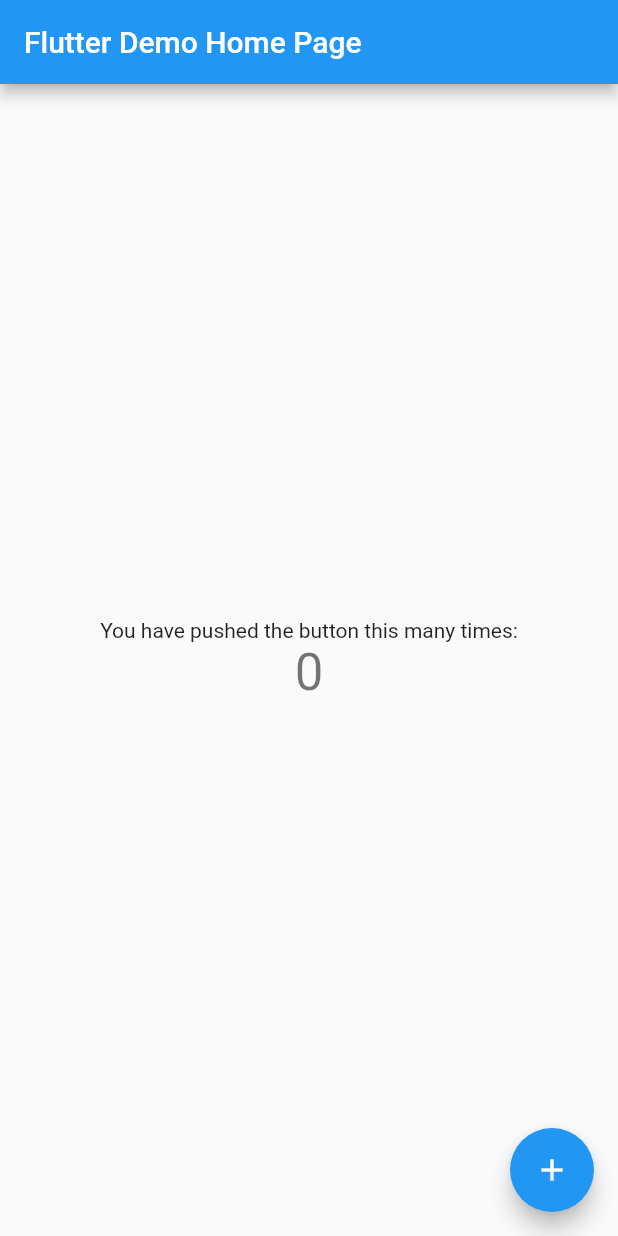
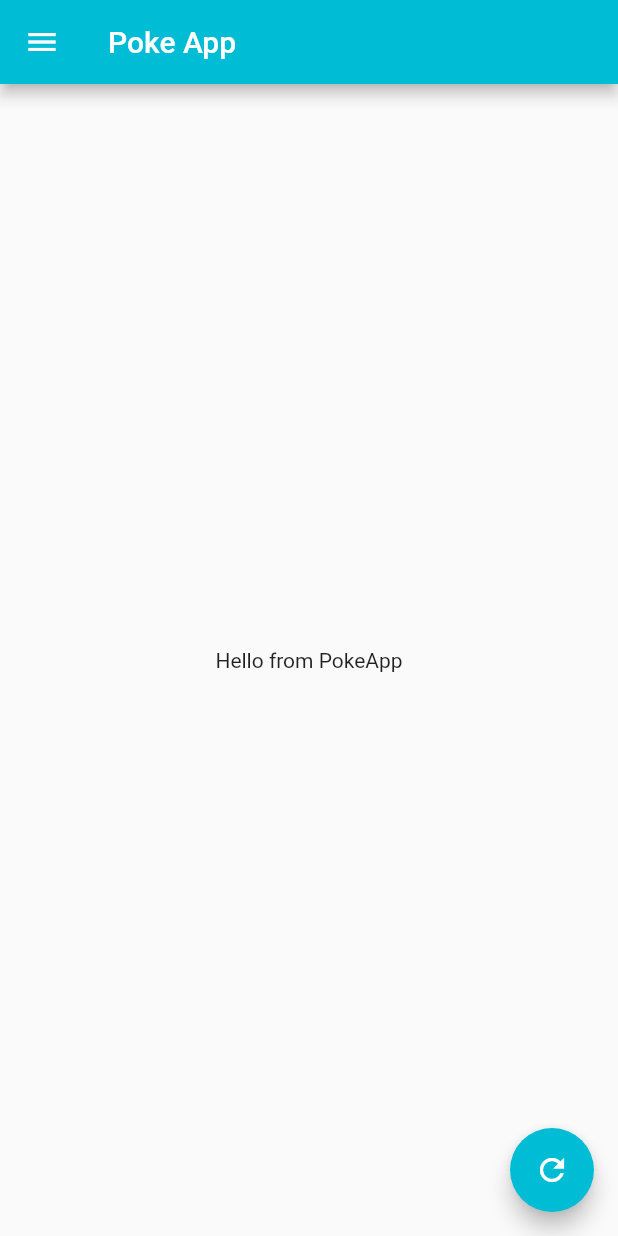
Before and after one commit to MichaelZLai/flutter-pokeapp, a Flutter app: the screen it shows after launch, on a phone screen of 412 x 824 dp. Run offline on Flutter 3.47's test engine with Material 2 defaults, Android fonts, the phone set to English and light mode, and no system bars.

Commit message:
building pokeapp

```diff
--- a/lib/main.dart
+++ b/lib/main.dart
@@ -1,111 +1,30 @@
 import 'package:flutter/material.dart';
 
-void main() => runApp(MyApp());
+void main() => runApp(
+  MaterialApp(
+    title: "Poke App",
+    home: HomePage(),
+    debugShowCheckedModeBanner: false,
+  ),
+);
 
-class MyApp extends StatelessWidget {
-  // This widget is the root of your application.
+class HomePage extends StatelessWidget {
   @override
   Widget build(BuildContext context) {
-    return MaterialApp(
-      title: 'Flutter Demo',
-      theme: ThemeData(
-        // This is the theme of your application.
-        //
-        // Try running your application with "flutter run". You'll see the
-        // application has a blue toolbar. Then, without quitting the app, try
-        // changing the primarySwatch below to Colors.green and then invoke
-        // "hot reload" (press "r" in the console where you ran "flutter run",
-        // or simply save your changes to "hot reload" in a Flutter IDE).
-        // Notice that the counter didn't reset back to zero; the application
-        // is not restarted.
-        primarySwatch: Colors.blue,
+    return Scaffold(
+      appBar: AppBar(
+        title: Text("Poke App"),
+        backgroundColor: Colors.cyan,
       ),
-      home: MyHomePage(title: 'Flutter Demo Home Page'),
+      body: Center(
+        child: Text("Hello from PokeApp"),
+      ),
+      drawer: Drawer(),
+      floatingActionButton: FloatingActionButton(
+        onPressed:() {},
+        backgroundColor: Colors.cyan,
+        child: Icon(Icons.refresh),
+      ),
     );
   }
 }
-
-class MyHomePage extends StatefulWidget {
-  MyHomePage({Key key, this.title}) : super(key: key);
-
-  // This widget is the home page of your application. It is stateful, meaning
-  // that it has a State object (defined below) that contains fields that affect
-  // how it looks.
-
-  // This class is the configuration for the state. It holds the values (in this
-  // case the title) provided by the parent (in this case the App widget) and
-  // used by the build method of the State. Fields in a Widget subclass are
-  // always marked "final".
-
-  final String title;
-
-  @override
-  _MyHomePageState createState() => _MyHomePageState();
-}
-
-class _MyHomePageState extends State<MyHomePage> {
-  int _counter = 0;
-
-  void _incrementCounter() {
-    setState(() {
-      // This call to setState tells the Flutter framework that something has
-      // changed in this State, which causes it to rerun the build method below
-      // so that the display can reflect the updated values. If we changed
-      // _counter without calling setState(), then the build method would not be
-      // called again, and so nothing would appear to happen.
-      _counter++;
-    });
-  }
-
-  @override
-  Widget build(BuildContext context) {
-    // This method is rerun every time setState is called, for instance as done
-    // by the _incrementCounter method above.
-    //
-    // The Flutter framework has been optimized to make rerunning build methods
-    // fast, so that you can just rebuild anything that needs updating rather
-    // than having to individually change instances of widgets.
-    return Scaffold(
-      appBar: AppBar(
-        // Here we take the value from the MyHomePage object that was created by
-        // the App.build method, and use it to set our appbar title.
-        title: Text(widget.title),
-      ),
-      body: Center(
-        // Center is a layout widget. It takes a single child and positions it
-        // in the middle of the parent.
-        child: Column(
-          // Column is also layout widget. It takes a list of children and
-          // arranges them vertically. By default, it sizes itself to fit its
-          // children horizontally, and tries to be as tall as its parent.
-          //
-          // Invoke "debug painting" (press "p" in the console, choose the
-          // "Toggle Debug Paint" action from the Flutter Inspector in Android
-          // Studio, or the "Toggle Debug Paint" command in Visual Studio Code)
-          // to see the wireframe for each widget.
-          //
-          // Column has various properties to control how it sizes itself and
-          // how it positions its children. Here we use mainAxisAlignment to
-          // center the children vertically; the main axis here is the vertical
-          // axis because Columns are vertical (the cross axis would be
-          // horizontal).
-          mainAxisAlignment: MainAxisAlignment.center,
-          children: <Widget>[
-            Text(
-              'You have pushed the button this many times:',
-            ),
-            Text(
-              '$_counter',
-              style: Theme.of(context).textTheme.display1,
-            ),
-          ],
-        ),
-      ),
-      floatingActionButton: FloatingActionButton(
-        onPressed: _incrementCounter,
-        tooltip: 'Increment',
-        child: Icon(Icons.add),
-      ), // This trailing comma makes auto-formatting nicer for build methods.
-    );
-  }
-}
```
Also changed, not shown: 1 other file.
